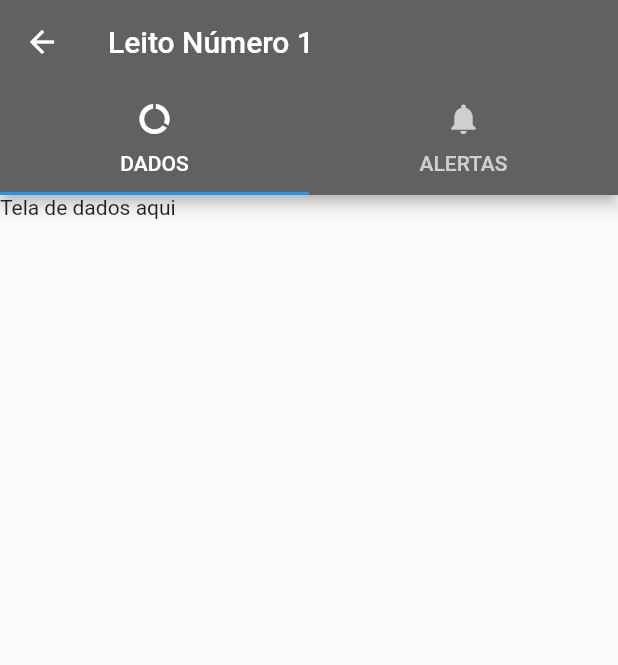
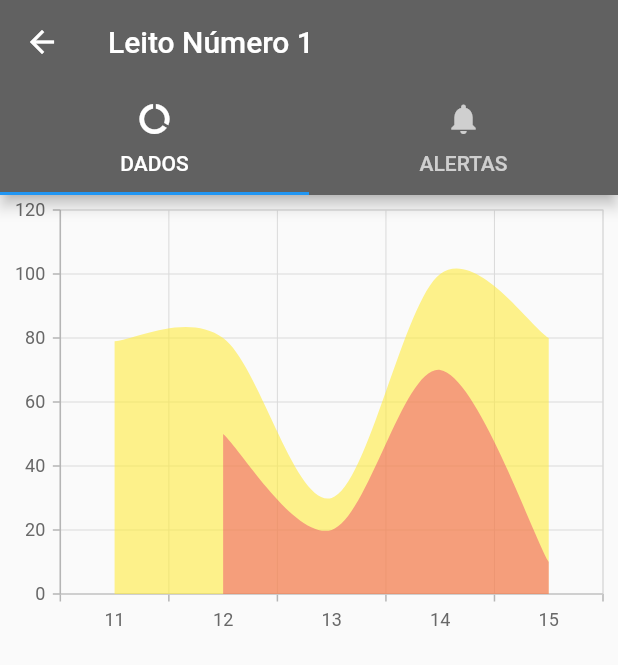
Before and after one commit to themaripool/ProjetoFinal-MarielaAndrade, a Flutter app: the HomePage screen opened directly, after a tap on the "list" icon, after a tap on "LEITO 1", on a phone screen of 412 x 824 dp. Shown: the top 665 px of the screen. Run offline on Flutter 3.47's test engine with Material 2 defaults, Android fonts, the phone set to English and light mode, and no system bars; our stand-ins replace syncfusion_flutter_charts; network calls fail.

Commit message:
[ADD] Initial development of data screen

```diff
--- a/lib/Screens/BedDetails.dart
+++ b/lib/Screens/BedDetails.dart
@@ -1,5 +1,6 @@
 import 'package:flutter/cupertino.dart';
 import 'package:flutter/material.dart';
+import 'package:projeto_final_1/Screens/DataScreen.dart';
 
 class BedDetails extends StatefulWidget {
   final int bedNumber;
@@ -44,7 +45,7 @@ class _BedDetailsState extends State<BedDetails> {
           ),
           body: TabBarView(
             children: <Widget>[
-              Text("Tela de dados aqui"),
+              DataScreen(),
               Text("Tela de alerta aqui")
             ],
           )),
--- /dev/null
+++ b/lib/Screens/DataScreen.dart
@@ -0,0 +1,82 @@
+import 'package:flutter/material.dart';
+import 'package:syncfusion_flutter_charts/charts.dart';
+
+class DataScreen extends StatefulWidget {
+  DataScreen({Key key}) : super(key: key);
+
+  @override
+  _DataScreenState createState() => _DataScreenState();
+}
+
+class _DataScreenState extends State<DataScreen> {
+
+   List<_PatientData> data = [
+    _PatientData(79, 10, 36.1, 12, "11"),
+    _PatientData(80, 50, 35.8, 13, "12"),
+    _PatientData(30, 20, 32.8, 20, "13"),
+    _PatientData(100, 70, 20.8, 13, "14"),
+    _PatientData(80, 10, 35.8, 13, "15")
+  ];
+  Widget build(BuildContext context) {
+    return Expanded(
+      child: Column(children: [
+            //Initialize the chart widget
+            SfCartesianChart(
+                primaryXAxis: CategoryAxis(),
+                legend: Legend(isVisible: false),
+                tooltipBehavior: TooltipBehavior(enable: true),
+                series: <ChartSeries<_PatientData, String>>[
+                  //SaOS
+                  SplineAreaSeries<_PatientData, String>(
+                      dataSource: data.sublist(0),
+                      xValueMapper: (_PatientData sales, _) => sales.hour,
+                      yValueMapper: (_PatientData sales, _) => sales.saOS,
+                      name: 'SaOS',
+                      dataLabelSettings: DataLabelSettings(isVisible: false),
+                      color: Colors.yellow.withAlpha(150)
+                  ),
+                  //FC
+                  SplineAreaSeries<_PatientData, String>(
+                      dataSource: data.sublist(1),
+                      xValueMapper: (_PatientData sales, _) => sales.hour,
+                      yValueMapper: (_PatientData sales, _) => sales.fc,
+                      name: 'Fc',
+                      dataLabelSettings: DataLabelSettings(isVisible: false),
+                      color: Colors.pink.withAlpha(100)
+                  ),
+                  // //Temp
+                  // SplineAreaSeries<_PatientData, String>(
+                  //     dataSource: data.sublist(2),
+                  //     xValueMapper: (_PatientData sales, _) => sales.hour,
+                  //     yValueMapper: (_PatientData sales, _) => sales.temp,
+                  //     name: 'Temp',
+                  //     dataLabelSettings: DataLabelSettings(isVisible: false),
+                  //     color: Colors.yellow[500]
+                  // ),
+                  // //Fr
+                  // SplineAreaSeries<_PatientData, String>(
+                  //     dataSource: data.sublist(3),
+                  //     xValueMapper: (_PatientData sales, _) => sales.hour,
+                  //     yValueMapper: (_PatientData sales, _) => sales.Fr
+                  //     name: 'Fr',
+                  //     dataLabelSettings: DataLabelSettings(isVisible: true),
+                  //     color: Colors.yellow[700]
+                  // )
+                ]
+
+
+                ),
+          ]),
+    );
+  }
+}
+
+class _PatientData {
+  _PatientData(this.saOS, this.fc, this.temp, this.fr, this.hour);
+
+  final double saOS;
+  final double fc;
+  final double temp;
+  final double fr;
+  final String hour;
+}
--- a/pubspec.yaml
+++ b/pubspec.yaml
@@ -28,6 +28,7 @@ dependencies:
   # The following adds the Cupertino Icons font to your application.
   # Use with the CupertinoIcons class for iOS style icons.
   cupertino_icons: ^1.0.0
+  syncfusion_flutter_charts: ^19.1.65
 
 dev_dependencies:
   flutter_test:
```
Also changed, not shown: pubspec.lock.
